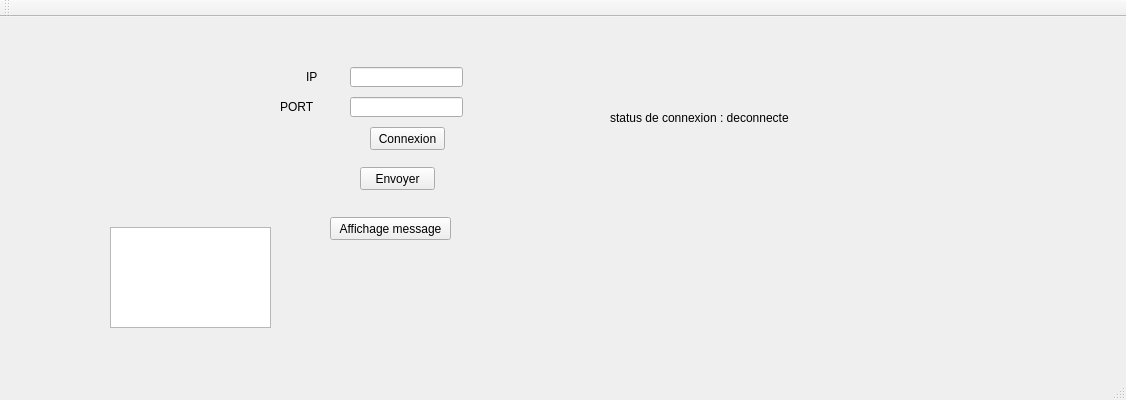
Old version of the form Client/InitiationQt/InitiationQt/InitiationQt.ui in the repository HugoTby/TP-TCP-IP.
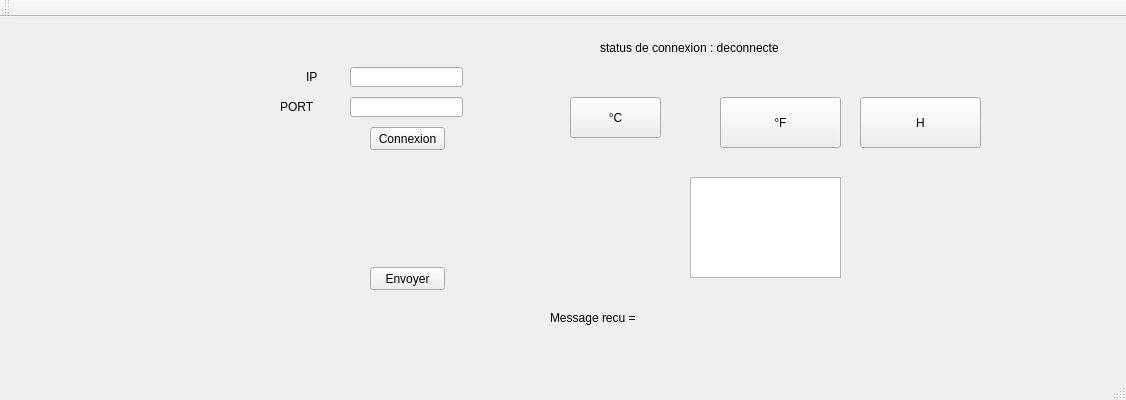
New version of the form.

```diff
--- a/Client/InitiationQt/InitiationQt/InitiationQt.ui
+++ b/Client/InitiationQt/InitiationQt/InitiationQt.ui
@@ -14,19 +14,6 @@
    <string>InitiationQt</string>
   </property>
   <widget class="QWidget" name="centralWidget">
-   <widget class="QPushButton" name="pushButton_3">
-    <property name="geometry">
-     <rect>
-      <x>330</x>
-      <y>200</y>
-      <width>121</width>
-      <height>23</height>
-     </rect>
-    </property>
-    <property name="text">
-     <string>Affichage message</string>
-    </property>
-   </widget>
    <widget class="QLabel" name="label">
     <property name="geometry">
      <rect>
@@ -102,8 +89,8 @@
    <widget class="QLabel" name="connectionStatusLabel">
     <property name="geometry">
      <rect>
-      <x>610</x>
-      <y>80</y>
+      <x>600</x>
+      <y>10</y>
       <width>451</width>
       <height>41</height>
      </rect>
@@ -115,8 +102,8 @@
    <widget class="QPushButton" name="pushButton_4">
     <property name="geometry">
      <rect>
-      <x>360</x>
-      <y>150</y>
+      <x>370</x>
+      <y>250</y>
       <width>75</width>
       <height>23</height>
      </rect>
@@ -141,13 +128,65 @@
    <widget class="QPlainTextEdit" name="plainTextEdit">
     <property name="geometry">
      <rect>
-      <x>110</x>
-      <y>210</y>
-      <width>161</width>
+      <x>690</x>
+      <y>160</y>
+      <width>151</width>
       <height>101</height>
      </rect>
     </property>
    </widget>
+   <widget class="QLabel" name="connectionStatusLabel1">
+    <property name="geometry">
+     <rect>
+      <x>550</x>
+      <y>280</y>
+      <width>451</width>
+      <height>41</height>
+     </rect>
+    </property>
+    <property name="text">
+     <string>Message recu =</string>
+    </property>
+   </widget>
+   <widget class="QPushButton" name="far">
+    <property name="geometry">
+     <rect>
+      <x>720</x>
+      <y>80</y>
+      <width>121</width>
+      <height>51</height>
+     </rect>
+    </property>
+    <property name="text">
+     <string>°F</string>
+    </property>
+   </widget>
+   <widget class="QPushButton" name="hr">
+    <property name="geometry">
+     <rect>
+      <x>860</x>
+      <y>80</y>
+      <width>121</width>
+      <height>51</height>
+     </rect>
+    </property>
+    <property name="text">
+     <string>H</string>
+    </property>
+   </widget>
+   <widget class="QPushButton" name="cel">
+    <property name="geometry">
+     <rect>
+      <x>570</x>
+      <y>80</y>
+      <width>91</width>
+      <height>41</height>
+     </rect>
+    </property>
+    <property name="text">
+     <string>°C</string>
+    </property>
+   </widget>
   </widget>
   <widget class="QMenuBar" name="menuBar">
    <property name="geometry">
```
Left out of the diff: 67 changed lines with no effect on the pictures.
